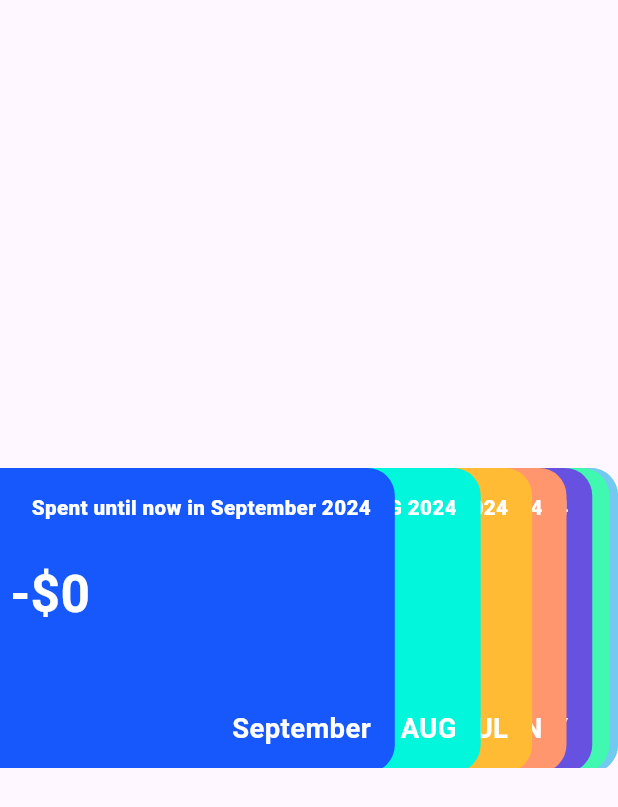
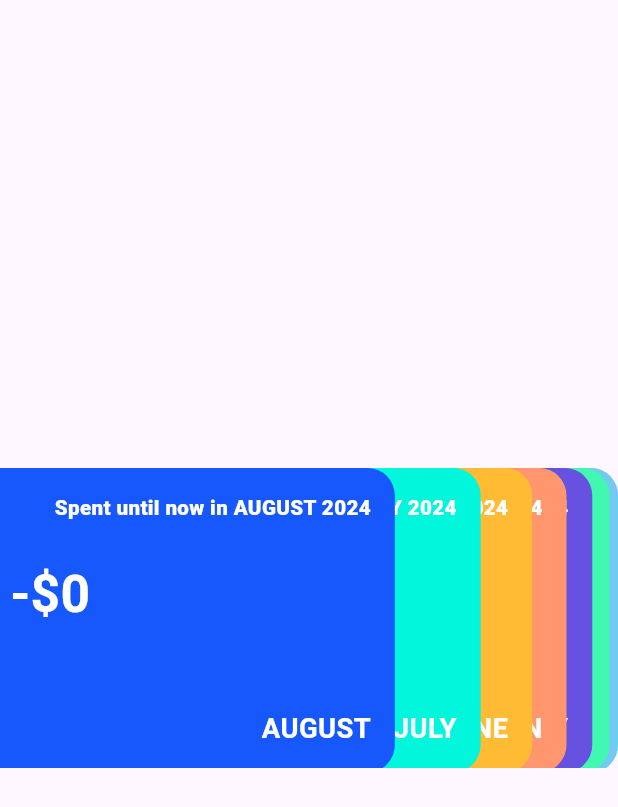
Before and after one commit to omarKenawi/tracker, a Flutter app: the CascadingCardWidget widget shown alone on an empty page, opened directly with empty values, on a phone screen of 412 x 824 dp. Shown: the top 807 px of the screen. Run offline on Flutter 3.47's test engine with Material 3 defaults, Android fonts, the phone set to English and light mode, and no system bars; our stand-ins replace bloc, cloud_firestore, firebase_auth, firebase_core, fl_chart, flutter_bloc and 2 more; accounts and stored records are empty.

Commit message:
format numbers

```diff
--- a/lib/features/home/screens/details_screen.dart
+++ b/lib/features/home/screens/details_screen.dart
@@ -97,7 +97,7 @@ class DetailsScreen extends StatelessWidget {
                           SizedBox(height: 5.h),
                           FinancialRow(
                             label: 'Cash',
-                            value: '\$${monthlyExpenses.cash}',
+                            value: monthlyExpenses.earned,
                             labelStyle: TextStyle(
                               fontWeight: FontWeight.normal,
                               fontSize: 18.sp,
@@ -111,7 +111,7 @@ class DetailsScreen extends StatelessWidget {
                           ),
                           FinancialRow(
                             label: 'Credit Debt',
-                            value: '-\$${monthlyExpenses.dept}',
+                            value: monthlyExpenses.dept,
                             labelStyle: TextStyle(
                               fontWeight: FontWeight.normal,
                               fontSize: 18.sp,
@@ -126,7 +126,7 @@ class DetailsScreen extends StatelessWidget {
                           const Divider(),
                           SizedBox(height: 5.h),
                           BudgetProgress(
-                            percentage: .9,
+                            percentage: 19/30,
                             month: DateFormat('MMMM').format(DateTime.now()),
                           ),
                           SizedBox(height: 5.h),
--- a/lib/features/home/widgets/cascading_card_widget.dart
+++ b/lib/features/home/widgets/cascading_card_widget.dart
@@ -1,5 +1,6 @@
 import 'package:flutter/material.dart';
 import 'package:flutter_screenutil/flutter_screenutil.dart';
+import 'package:intl/intl.dart';
 
 import '../models/expenses_model.dart';
 import 'visa_card.dart';
@@ -10,18 +11,26 @@ class CascadingCardWidget extends StatelessWidget {
 
   @override
   Widget build(BuildContext context) {
+    final numberFormat = NumberFormat('#,###');
+
+    // Get the current month and previous month
+    final now = DateTime.now();
+    final currentMonth = DateFormat('MMMM').format(now).toUpperCase();
+    final previousMonth = DateFormat('MMMM').format(DateTime(now.year, now.month - 1)).toUpperCase();
+    final previousMonth2 = DateFormat('MMMM').format(DateTime(now.year, now.month - 2)).toUpperCase();
+
     return Center(
       child: SizedBox(
         height: 200,
         child: Stack(
           children: [
             VisaCard(
-              month: 'oct',
+              month: currentMonth,
               color: const Color(0xff73caf1),
               leftOffset: 100.w,
             ),
             VisaCard(
-              month: 'oct',
+              month: previousMonth,
               color: const Color(0xff73caf1),
               leftOffset: 100.w,
             ),
@@ -41,18 +50,18 @@ class CascadingCardWidget extends StatelessWidget {
               leftOffset: 70.w,
             ),
             VisaCard(
-              month: 'JUL',
+              month: previousMonth2,
               color: const Color(0xffffbb33),
               leftOffset: 50.w,
             ),
             VisaCard(
-              month: 'AUG',
+              month: previousMonth,
               color: const Color(0xff01f6dc),
               leftOffset: 20.w,
             ),
             VisaCard(
-              month: 'September',
-              amount: '\$${expense.dept}',
+              month: currentMonth,
+              amount: '\$${numberFormat.format(expense.dept)}',
               color: const Color(0xff1758fd),
               leftOffset: -30.w,
             )
```
Also changed, not shown: lib/features/home/screens/expenses_screen.dart (+13 -11 lines), lib/features/home/widgets/financial_row.dart (+6 -2 lines), lib/features/home/widgets/info_card.dart (+10 -6 lines), lib/features/home/widgets/pie_chart_widget.dart (+11 -11 lines), lib/features/home/widgets/visa_card_widget.dart (deleted, +0 -12 lines).
